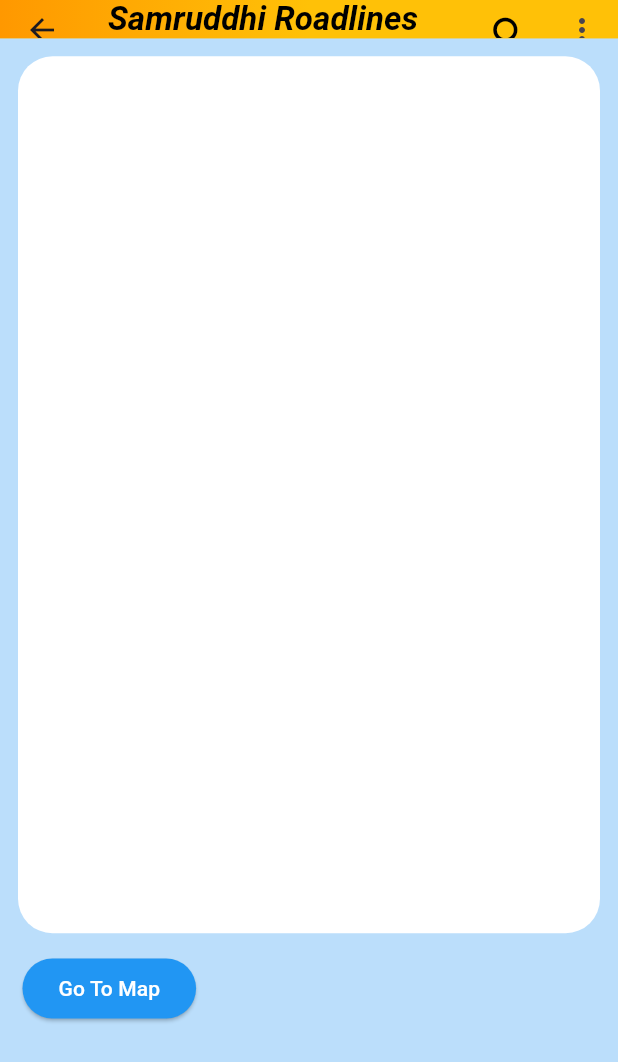
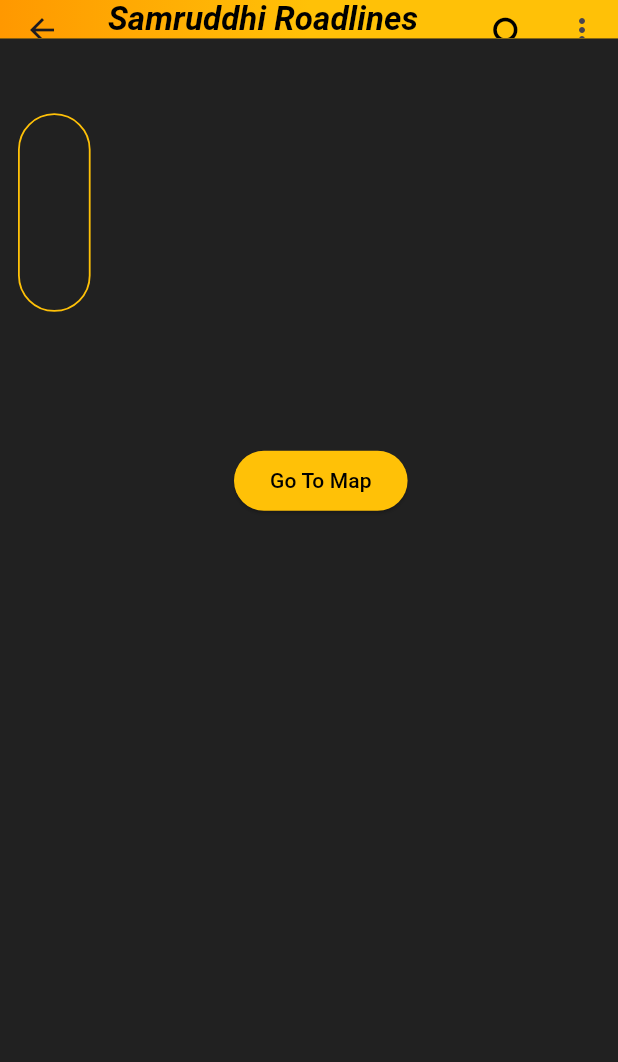
Before and after one commit to COffeebean2610/Project-SHW, a Flutter app: the DetailsScreen screen opened directly with empty values, on a phone screen of 412 x 824 dp. Shown: the top 1062 px of the screen. Run offline on Flutter 3.47's test engine with Material 3 defaults, Android fonts, the phone set to English and light mode, and no system bars; our stand-ins replace cloud_firestore, firebase_auth, firebase_core, fluttertoast, google_sign_in; accounts and stored records are empty; Roboto replaces fonts that are missing (Times New Roman).

```diff
--- a/lib/pages/details_screen.dart
+++ b/lib/pages/details_screen.dart
@@ -44,7 +44,7 @@
     //final Size textSize = MediaQuery.of(context).size;
     return Scaffold(
       // each product have a color
-      backgroundColor: Colors.blue.shade100,
+      backgroundColor: Colors.grey.shade900,
       appBar:  PreferredSize(
           preferredSize:
           Size.fromHeight(17 * MediaQuery.of(context).devicePixelRatio),
@@ -67,25 +67,37 @@
                       right: 23,
                     ),
                     // height: 500,
-                    decoration: const BoxDecoration(
-                      color: Colors.white,
-                      borderRadius: BorderRadius.all(
+                    decoration: BoxDecoration(
+                      color: Colors.grey.shade900,
+
+                      borderRadius:const BorderRadius.all(
                         Radius.circular(23),
                       ),
+
                     ),
+
                   ),
                   Container(
+
                     margin: const EdgeInsets.only(
-                        top: 12, bottom: 90, left: 12, right: 12),
+                        top: 50, bottom: 90, left: 12, right: 12),
                     padding: const EdgeInsets.only(
                       top: 50,
+                      bottom: 50,
                       left: 23,
                       right: 23,
+                    ),
+                    decoration: BoxDecoration(
+                      borderRadius: BorderRadius.circular(50.0),
+                      border: Border.all(
+                        color: Colors.amber,
+                        width: 1.2
+                      )
                     ),
                     child: Text(
                       product.description,
                       style: TextStyle(
-                        color: Colors.black,
+                        color: Colors.white,
                         fontSize: 18 *
                             MediaQuery.of(context).size.width /
                             360, //different for all screens error
@@ -94,25 +106,25 @@
                   ),
                   Container(
                     margin: EdgeInsets.only(
-                        top: 530 * MediaQuery.of(context).size.width / 360,
-                        left: 12,
-                        right: 12,
-                        bottom: 10),
-                    padding: const EdgeInsets.all(3),
+                        top: 530 * MediaQuery.of(context).size.aspectRatio,
+                        left: 300 * MediaQuery.of(context).size.aspectRatio,
+                        right: 12 * MediaQuery.of(context).size.aspectRatio,
+                        bottom: 10 * MediaQuery.of(context).size.aspectRatio),
+                    padding: const EdgeInsets.all(6),
                     child: ElevatedButton(
                       onPressed: () {
                         //open googlemaps
                         launchboth();
                       },
                       style: ElevatedButton.styleFrom(
-                        backgroundColor: Colors.blue,
+                        backgroundColor: Colors.amber,
                         shape: const RoundedRectangleBorder(
                           borderRadius: BorderRadius.all(Radius.circular(80)),
                         ),
                       ),
                       child: const Text(
                         "Go To Map",
-                        style: TextStyle(color: Colors.white),
+                        style: TextStyle(color: Colors.black),
                       ),
                     ),
                   ),
--- a/lib/pages/locations_for_google_maps.dart
+++ b/lib/pages/locations_for_google_maps.dart
@@ -67,7 +67,7 @@
             child: Text(
               "Routes For Samruddhi-Mahamarg",
               style: TextStyle(
-                color: Colors.black,
+                color: Colors.amber,
                 fontWeight: FontWeight.bold,
                 fontFamily: "Times New Roman",
                 fontStyle: FontStyle.italic,
```
Also changed, not shown: lib/pages/item_card.dart (+13 -17 lines), lib/search_screen/search_function.dart (+13 -8 lines), assets/images/path.png (added).
